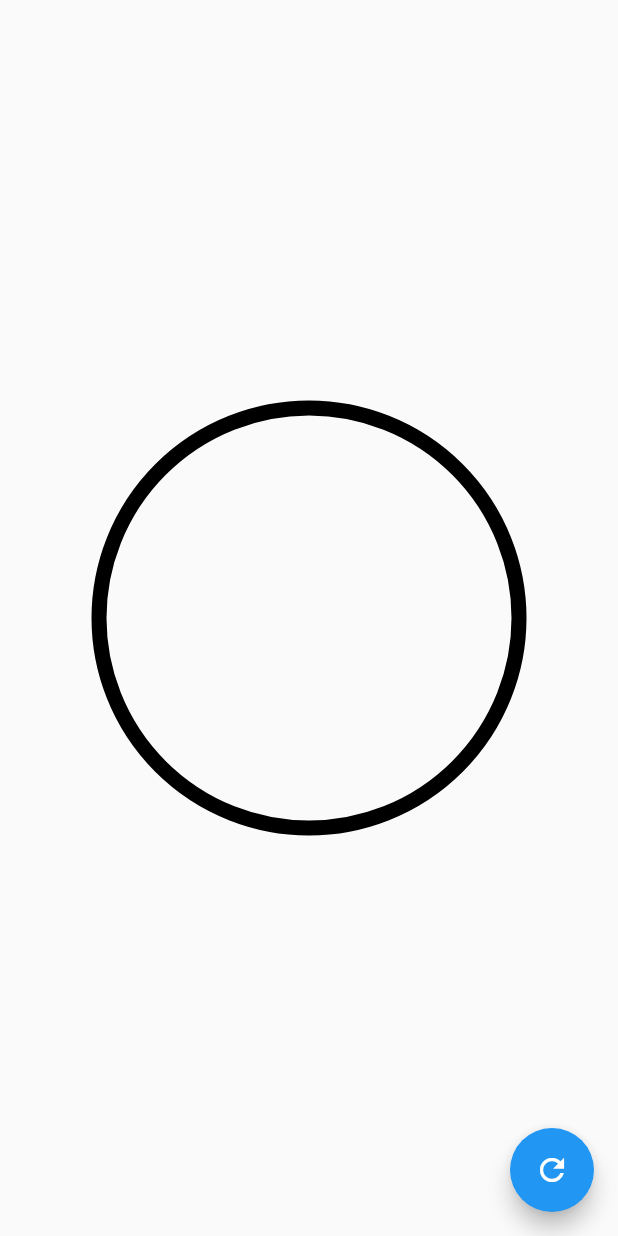
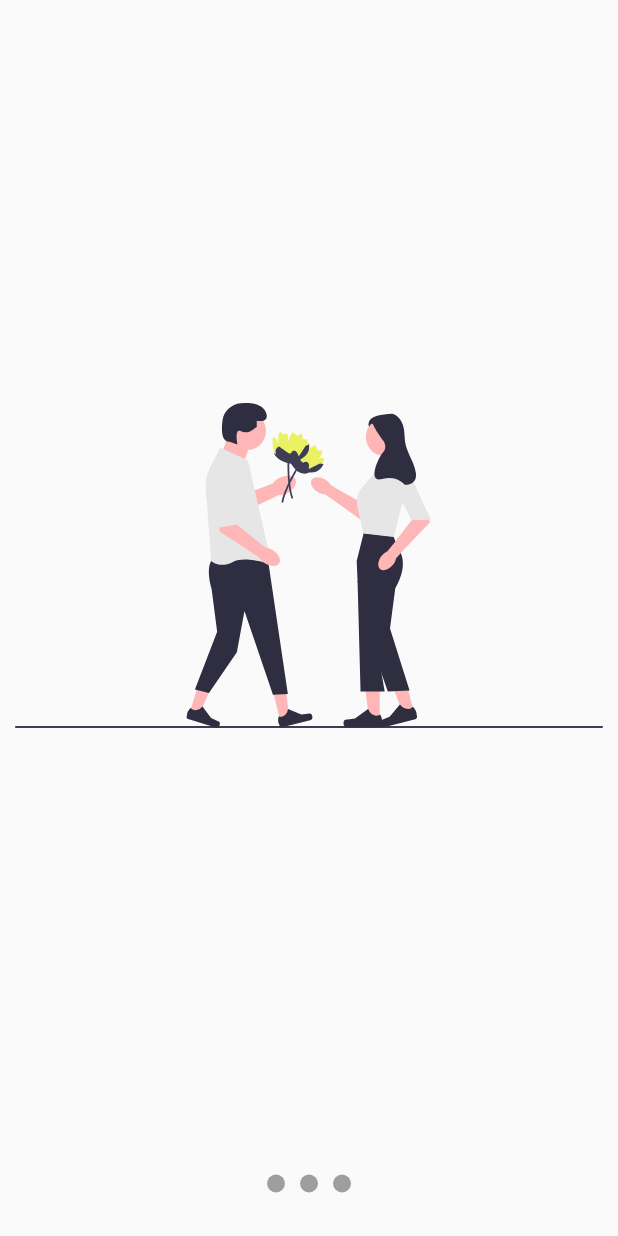
Before and after one commit to martinpelli/flutter_designs_app, a Flutter app: the screen it shows after launch, on a phone screen of 412 x 824 dp. Run offline on Flutter 3.47's test engine with Material 2 defaults, Android fonts, the light colour scheme and no system bars; our stand-ins replace flutter_svg.

Commit message:
Slideshow page

```diff
--- a/lib/main.dart
+++ b/lib/main.dart
@@ -1,5 +1,6 @@
 import 'package:flutter/material.dart';
-import 'package:flutter_designs_app/src/pages/circular_graphics_page.dart';
+
+import 'src/pages/slideshow_page.dart';
 
 void main() => runApp(const MyApp());
 
@@ -8,6 +9,6 @@ class MyApp extends StatelessWidget {
 
   @override
   Widget build(BuildContext context) {
-    return const MaterialApp(debugShowCheckedModeBanner: false, title: 'Designs App', home: CircularGraphicsPage());
+    return const MaterialApp(debugShowCheckedModeBanner: false, title: 'Designs App', home: SlideshowPage());
   }
 }
--- /dev/null
+++ b/lib/src/pages/slideshow_page.dart
@@ -0,0 +1,70 @@
+import 'package:flutter/material.dart';
+import 'package:flutter_svg/svg.dart';
+
+class SlideshowPage extends StatelessWidget {
+  const SlideshowPage({Key? key}) : super(key: key);
+
+  @override
+  Widget build(BuildContext context) {
+    return Scaffold(
+        body: Column(
+      children: [Expanded(child: _Slides()), _Dots()],
+    ));
+  }
+}
+
+class _Slides extends StatelessWidget {
+  const _Slides({Key? key}) : super(key: key);
+
+  @override
+  Widget build(BuildContext context) {
+    return Container(
+      child: PageView(
+        children: [_Slide(svg: 'assets/slide1.svg'), _Slide(svg: 'assets/slide2.svg'), _Slide(svg: 'assets/slide3.svg')],
+      ),
+    );
+  }
+}
+
+class _Slide extends StatelessWidget {
+  final String svg;
+
+  const _Slide({
+    Key? key,
+    required this.svg,
+  }) : super(key: key);
+
+  @override
+  Widget build(BuildContext context) {
+    return Container(width: double.infinity, height: double.infinity, padding: EdgeInsets.all(10.0), child: SvgPicture.asset(svg));
+  }
+}
+
+class _Dots extends StatelessWidget {
+  const _Dots({Key? key}) : super(key: key);
+
+  @override
+  Widget build(BuildContext context) {
+    return Container(
+      width: double.infinity,
+      height: 70,
+      child: Row(mainAxisAlignment: MainAxisAlignment.center, children: [_Dot(), _Dot(), _Dot()]),
+    );
+  }
+}
+
+class _Dot extends StatelessWidget {
+  const _Dot({
+    Key? key,
+  }) : super(key: key);
+
+  @override
+  Widget build(BuildContext context) {
+    return Container(
+      width: 12,
+      height: 12,
+      margin: EdgeInsets.symmetric(horizontal: 5),
+      decoration: BoxDecoration(color: Colors.grey, shape: BoxShape.circle),
+    );
+  }
+}
```
Also changed, not shown: pubspec.yaml (+6 -14 lines), assets/slide1.svg (added), assets/slide2.svg (added), assets/slide3.svg (added), assets/slide4.svg (added), assets/slide5.svg (added).
